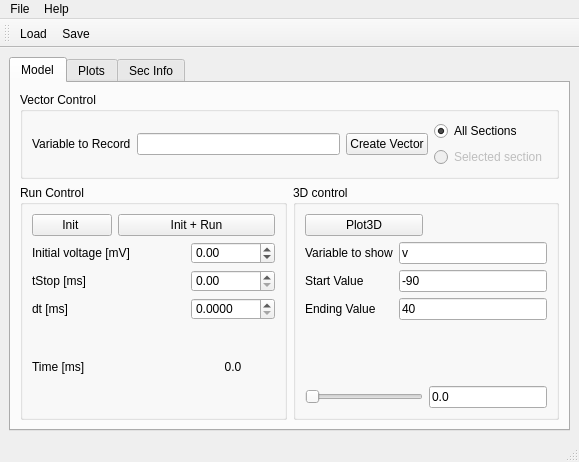
mattions/neuronvisio, file src/neuronvisio/ui/neuronvisio.ui: the form before one commit.
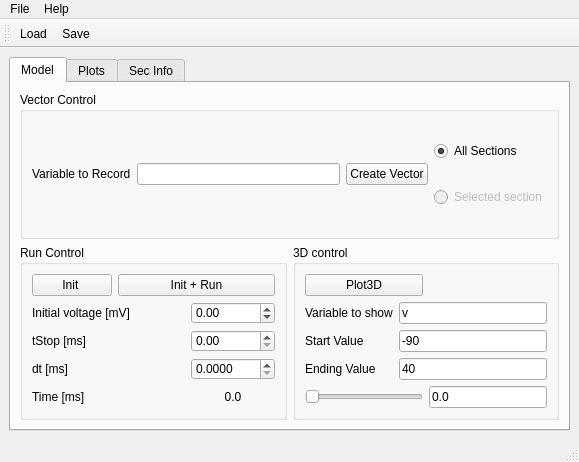
The form after the commit. Icons and pictures are not drawn.

Commit message: Removed a vertical spacer not needed anymore to have the time on the same horizontal line.

What changed in the file:
```diff
--- a/src/neuronvisio/ui/neuronvisio.ui
+++ b/src/neuronvisio/ui/neuronvisio.ui
@@ -252,19 +252,6 @@
                  </item>
                 </layout>
                </item>
-               <item>
-                <spacer name="verticalSpacer">
-                 <property name="orientation">
-                  <enum>Qt::Vertical</enum>
-                 </property>
-                 <property name="sizeHint" stdset="0">
-                  <size>
-                   <width>20</width>
-                   <height>18</height>
-                  </size>
-                 </property>
-                </spacer>
-               </item>
                <item>
                 <layout class="QHBoxLayout" name="horizontalLayout_4">
                  <item>
```
The commit also changes 1 other file.
